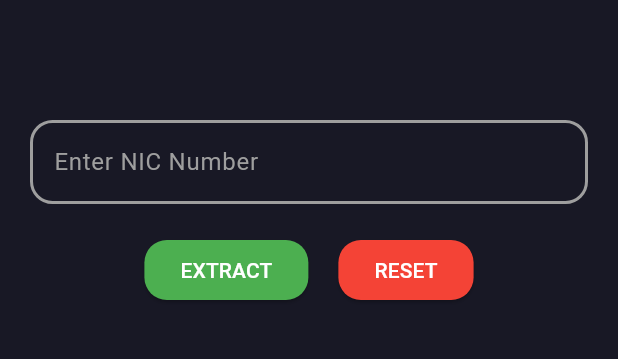
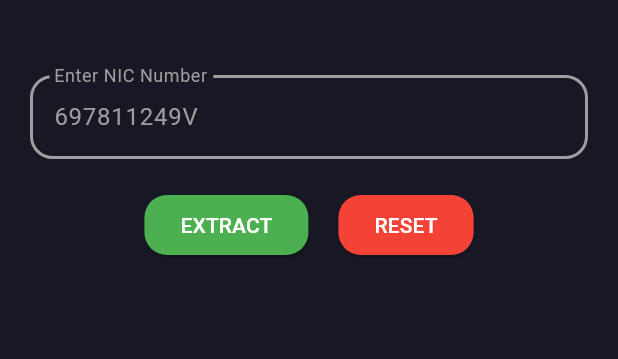
Before and after one commit to AchiraNadeeshan/sri_lankan_nic_details_extractor, a Flutter app: the screen it shows after launch, on a phone screen of 412 x 824 dp, the part 459-818 px from its top. Run offline on Flutter 3.47's test engine with Material 3 defaults, Android fonts, the phone set to English and light mode, and no system bars; our stand-ins replace get.

Commit message:
feat(controller): prefill NIC field with test data and ensure state updates

```diff
--- a/lib/controllers/nic_controller.dart
+++ b/lib/controllers/nic_controller.dart
@@ -5,7 +5,24 @@ import '../utils/nic_decoder.dart';
 class NICController extends GetxController {
   var nicNumber = ''.obs;
   var nicDetails = {}.obs;
-  final textController = TextEditingController(); // Added text controller
+  final textController = TextEditingController();
+
+  @override
+  void onInit() {
+    super.onInit();
+    // Set test NIC and update state
+    String testNIC = "697811249V";
+    textController.text = testNIC;
+    nicNumber.value = testNIC;
+
+    // Listen for changes in textController and update nicNumber accordingly
+    textController.addListener(() {
+      nicNumber.value = textController.text;
+      update(); // Force UI update
+    });
+
+    update(); // Ensure UI refreshes after setting initial value
+  }
 
   void decodeNIC() {
     if (nicNumber.value.isEmpty) {
--- a/lib/screens/input_screen.dart
+++ b/lib/screens/input_screen.dart
@@ -28,7 +28,7 @@ class InputScreen extends StatelessWidget {
                 ),
               ),
             ),
-            const SizedBox(height: 80), // Space between title and input field
+            const SizedBox(height: 50), // Space between title and input field
             NICInputField(controller: controller),
             const SizedBox(height: 20), // Space between input field and buttons
             Row(
--- a/lib/screens/result_screen.dart
+++ b/lib/screens/result_screen.dart
@@ -16,7 +16,6 @@ class ResultScreen extends StatelessWidget {
         child: Column(
           crossAxisAlignment: CrossAxisAlignment.center,
           children: [
-            // Title moved down a bit
             Padding(
               padding: const EdgeInsets.only(top: 80.0),
               child: const Text(
@@ -37,14 +36,14 @@ class ResultScreen extends StatelessWidget {
                       ResultCard(title: e.key, value: e.value.toString()))
                   .toList(),
             ),
-            // Add space before the back button
+
             const SizedBox(height: 50), // Space between details and back button
-            // Back button placed below the details but not too low
+
             ElevatedButton(
               onPressed: () => Get.back(),
               style: ElevatedButton.styleFrom(
                 shape: RoundedRectangleBorder(
-                  borderRadius: BorderRadius.circular(15), // Rounded corners
+                  borderRadius: BorderRadius.circular(15),
                 ),
               ),
               child: const Text('GO BACK'),
--- a/lib/widgets/nic_input_field.dart
+++ b/lib/widgets/nic_input_field.dart
@@ -31,43 +31,37 @@ class _NICInputFieldState extends State<NICInputField> {
 
   @override
   Widget build(BuildContext context) {
-    return TextField(
-      controller:
-          widget.controller.textController, // Bind controller to input field
+    return SizedBox(
+      width: 400, // Input box width
+      child: TextField(
+        controller: widget.controller.textController,
         onChanged: (value) =>
             widget.controller.nicNumber.value = value.toUpperCase(),
-      focusNode: _focusNode, // Attach the focus node
+        focusNode: _focusNode,
         style: TextStyle(
-        color: _focusNode.hasFocus
-            ? const Color(0xFFCDD6F4)
-            : Colors.grey, // Default text color when not focused
+          color: _focusNode.hasFocus ? const Color(0xFFCDD6F4) : Colors.grey,
         ),
         decoration: InputDecoration(
           border: OutlineInputBorder(
             borderSide: BorderSide(color: Colors.grey, width: 2),
-          borderRadius:
-              BorderRadius.circular(20), // Rounded look with rounded corners
+            borderRadius: BorderRadius.circular(20),
           ),
           focusedBorder: OutlineInputBorder(
-          borderSide: BorderSide(
-              color: const Color(0xFFCDD6F4), width: 2), // Focused border color
+            borderSide: BorderSide(color: const Color(0xFFCDD6F4), width: 2),
             borderRadius: BorderRadius.circular(15),
           ),
           enabledBorder: OutlineInputBorder(
-          borderSide:
-              BorderSide(color: Colors.grey, width: 2), // Default border color
+            borderSide: BorderSide(color: Colors.grey, width: 2),
             borderRadius: BorderRadius.circular(15),
           ),
           labelText: "Enter NIC Number",
           labelStyle: TextStyle(
-          color: _focusNode.hasFocus
-              ? const Color(0xFFCDD6F4)
-              : Colors.grey, // Change label color based on focus
+            color: _focusNode.hasFocus ? const Color(0xFFCDD6F4) : Colors.grey,
           ),
-        floatingLabelBehavior:
-            FloatingLabelBehavior.auto, // Floating label behavior
+          floatingLabelBehavior: FloatingLabelBehavior.auto,
         ),
-      cursorColor: const Color(0xFFCDD6F4), // Cursor color when focused
+        cursorColor: const Color(0xFFCDD6F4),
+      ),
     );
   }
 }
```
Lines whose indentation alone changed are shown as unchanged.
